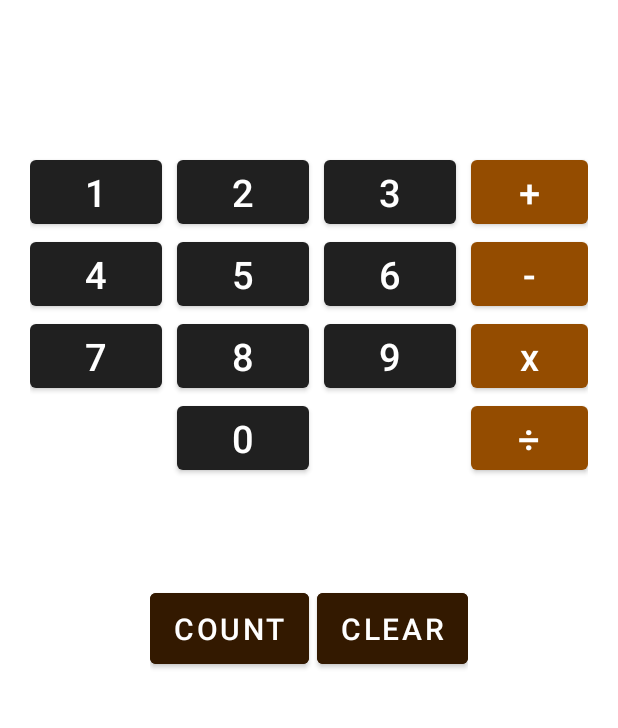
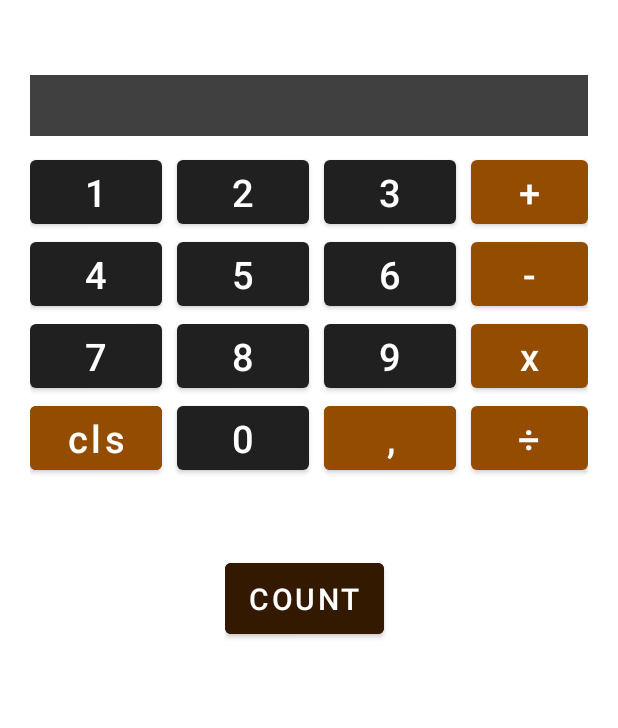
Before and after one commit to AndreeMeilio/Kalkulator-Android-Studio, an Android app: the screen it shows after launch (MainActivity), on a phone screen of 412 x 824 dp, the part 341-1069 px from its top. Run offline under Robolectric (Android 15) with nearby library versions, the phone set to English and light mode, and no system bars.

Commit message:
Changing some Views

```diff
--- a/app/src/main/res/layout/activity_main.xml
+++ b/app/src/main/res/layout/activity_main.xml
@@ -24,13 +24,15 @@
         android:layout_height="wrap_content"
         android:layout_marginBottom="10dp"
         android:text=""
+        android:textColor="@color/white"
+        android:background="@color/grey"
         android:gravity="right"
         android:textSize="30sp"/>
 
     <TableLayout
         android:layout_width="match_parent"
         android:layout_height="wrap_content"
-        android:layout_marginBottom="70dp">
+        android:layout_marginBottom="50dp">
 
         <TableRow
             android:layout_width="match_parent">
@@ -51,7 +53,7 @@
 
             <Button
                 style="@style/setting_button.operator"
-                android:id="@+id/operator_plus"
+                android:id="@+id/operator_addition"
                 android:text="+"/>
         </TableRow>
 
@@ -73,7 +75,7 @@
 
             <Button
                 style="@style/setting_button.operator"
-                android:id="@+id/operator_minus"
+                android:id="@+id/operator_subtraction"
                 android:text="-"/>
         </TableRow>
 
@@ -103,15 +105,26 @@
         <TableRow>
             <Button
                 style="@style/setting_button"
+                android:id="@+id/clear_button"
+                android:text="cls"
+                android:textAllCaps="false"
+                android:backgroundTint="@color/orange"/>
+
+            <Button
+                style="@style/setting_button"
                 android:id="@+id/angka0"
-                android:text="0"
-                android:layout_column="1"/>
+                android:text="0"/>
+
+            <Button
+                style="@style/setting_button"
+                android:id="@+id/koma_button"
+                android:text=","
+                android:backgroundTint="@color/orange"/>
 
             <Button
                 style="@style/setting_button.operator"
                 android:id="@+id/operator_divide"
-                android:text="÷"
-                android:layout_column="3"/>
+                android:text="÷"/>
         </TableRow>
     </TableLayout>
 
@@ -131,14 +144,6 @@
              android:paddingVertical="10dp"
              android:backgroundTint="@color/dark_orange"/>
 
-         <Button
-             android:id="@+id/clear_button"
-             android:layout_width="wrap_content"
-             android:layout_height="wrap_content"
-             android:text="CLEAR"
-             android:textSize="20sp"
-             android:paddingVertical="10dp"
-             android:backgroundTint="@color/dark_orange"/>
      </LinearLayout>
 
 </LinearLayout>
```
